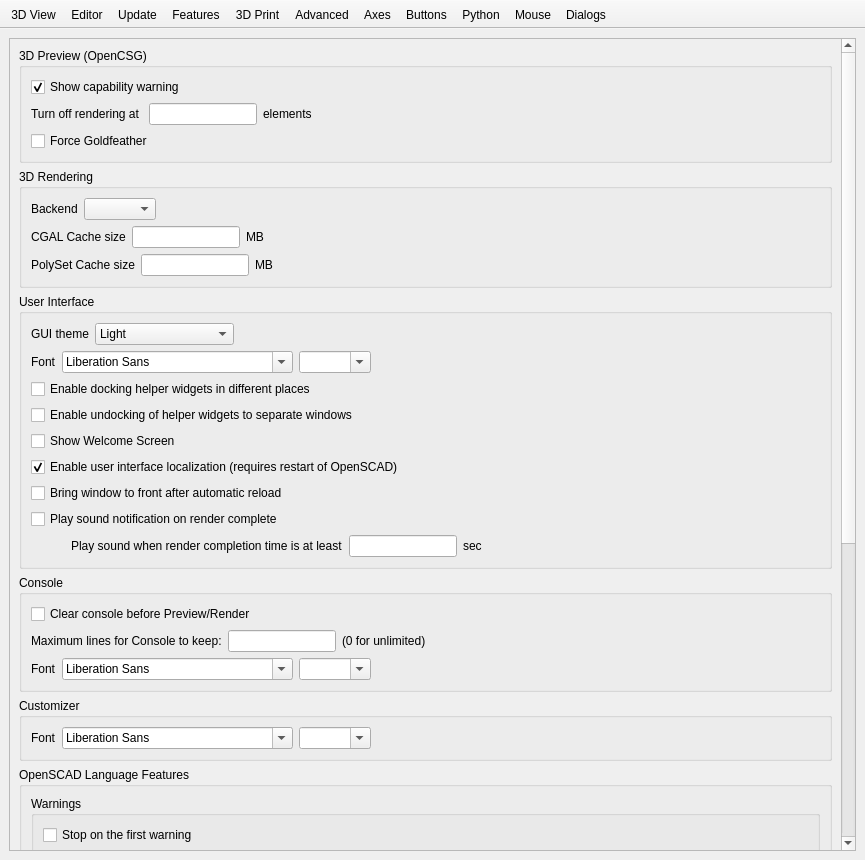
pythonscad/pythonscad, file src/gui/Preferences.ui: the form before one commit.
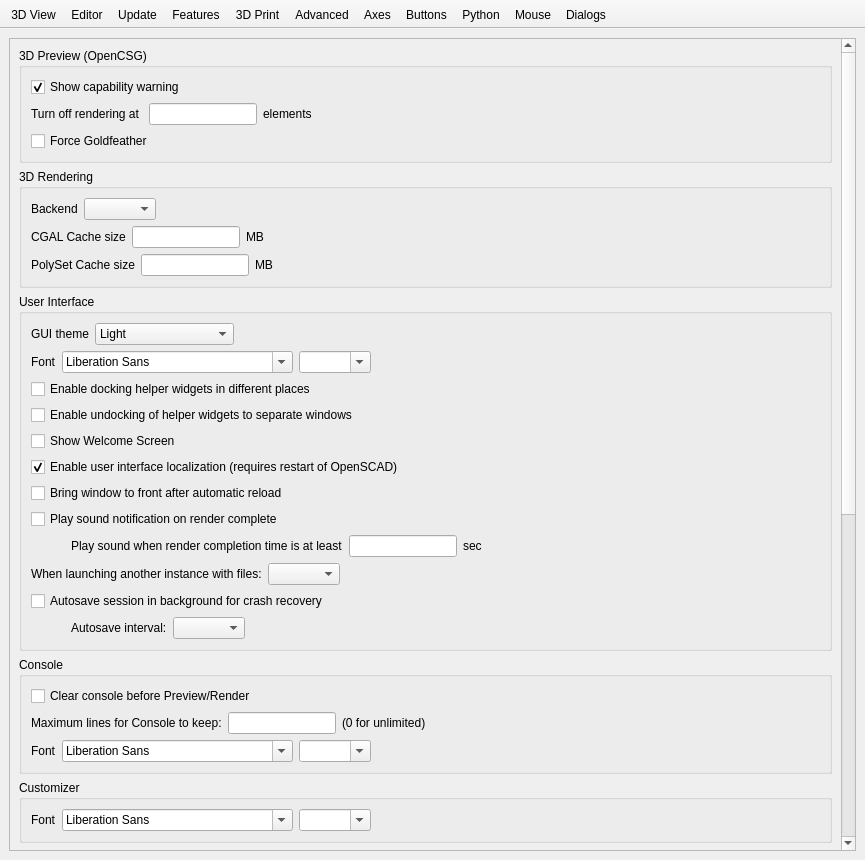
The form after the commit. Icons and pictures are not drawn. Custom widgets are drawn as their Qt base class.

Commit message:
refactor(gui): move session settings from Dialogs to Advanced tab
- Move single-instance and crash recovery settings from the Dialogs tab
  to the User Interface section in the Advanced tab
- Rename settings keys from dialogs/ to advanced/ prefix
- Simplify layout: inline controls instead of separate group boxes

Patch:
```diff
--- a/src/gui/Preferences.ui
+++ b/src/gui/Preferences.ui
@@ -2349,6 +2349,70 @@
                  </item>
                 </layout>
                </item>
+               <item>
+                <layout class="QHBoxLayout" name="horizontalLayoutSingleInstance">
+                 <item>
+                  <widget class="QLabel" name="labelSingleInstanceOpenMode">
+                   <property name="text">
+                    <string>When launching another instance with files:</string>
+                   </property>
+                  </widget>
+                 </item>
+                 <item>
+                  <widget class="QComboBox" name="comboBoxSingleInstanceOpenMode"/>
+                 </item>
+                 <item>
+                  <spacer name="horizontalSpacerSingleInstance">
+                   <property name="orientation">
+                    <enum>Qt::Horizontal</enum>
+                   </property>
+                   <property name="sizeHint" stdset="0">
+                    <size>
+                     <width>40</width>
+                     <height>20</height>
+                    </size>
+                   </property>
+                  </spacer>
+                 </item>
+                </layout>
+               </item>
+               <item>
+                <widget class="QCheckBox" name="checkBoxAutosaveSessionEnabled">
+                 <property name="text">
+                  <string>Autosave session in background for crash recovery</string>
+                 </property>
+                </widget>
+               </item>
+               <item>
+                <layout class="QHBoxLayout" name="horizontalLayoutAutosaveInterval">
+                 <property name="leftMargin">
+                  <number>40</number>
+                 </property>
+                 <item>
+                  <widget class="QLabel" name="labelAutosaveSessionInterval">
+                   <property name="text">
+                    <string>Autosave interval:</string>
+                   </property>
+                  </widget>
+                 </item>
+                 <item>
+                  <widget class="QComboBox" name="comboBoxAutosaveSessionInterval"/>
+                 </item>
+                 <item>
+                  <spacer name="horizontalSpacerAutosaveInterval">
+                   <property name="orientation">
+                    <enum>Qt::Horizontal</enum>
+                   </property>
+                   <property name="sizeHint" stdset="0">
+                    <size>
+                     <width>40</width>
+                     <height>20</height>
+                    </size>
+                   </property>
+                  </spacer>
+                 </item>
+                </layout>
+               </item>
               </layout>
              </widget>
             </item>
@@ -2990,58 +3054,6 @@
           </layout>
          </widget>
         </item>
-        <item>
-         <widget class="QGroupBox" name="groupBoxSingleInstance">
-          <property name="title">
-           <string>Single-instance</string>
-          </property>
-          <layout class="QFormLayout" name="formLayoutSingleInstance">
-           <item row="0" column="0">
-            <widget class="QLabel" name="labelSingleInstanceOpenMode">
-             <property name="text">
-              <string>When launching another instance with files:</string>
-             </property>
-            </widget>
-           </item>
-           <item row="0" column="1">
-            <widget class="QComboBox" name="comboBoxSingleInstanceOpenMode"/>
-           </item>
-          </layout>
-         </widget>
-        </item>
-             <item>
-            <widget class="QGroupBox" name="groupBoxAutosaveSession">
-             <property name="title">
-              <string>Crash recovery</string>
-             </property>
-             <layout class="QFormLayout" name="formLayoutAutosaveSession">
-              <item row="0" column="0">
-               <widget class="QLabel" name="labelAutosaveSessionEnabled">
-              <property name="text">
-               <string>Autosave session in background:</string>
-              </property>
-               </widget>
-              </item>
-              <item row="0" column="1">
-               <widget class="QCheckBox" name="checkBoxAutosaveSessionEnabled">
-              <property name="text">
-               <string>Enabled</string>
-              </property>
-               </widget>
-              </item>
-              <item row="1" column="0">
-               <widget class="QLabel" name="labelAutosaveSessionInterval">
-              <property name="text">
-               <string>Autosave interval:</string>
-              </property>
-               </widget>
-              </item>
-              <item row="1" column="1">
-               <widget class="QComboBox" name="comboBoxAutosaveSessionInterval"/>
-              </item>
-             </layout>
-            </widget>
-             </item>
        </layout>
       </widget>
      </widget>
```
The commit also changes 2 other files.
